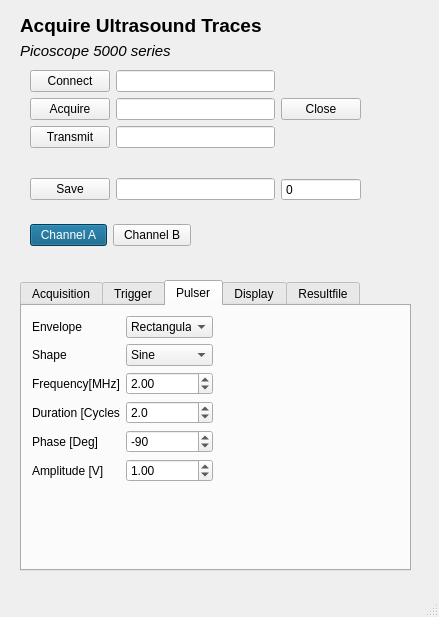
Above: acquire_ultrasound/python/src/aquire_ultrasound_gui.ui from Lars27/ultrasound-measurements before the change. Below: the same form after it.
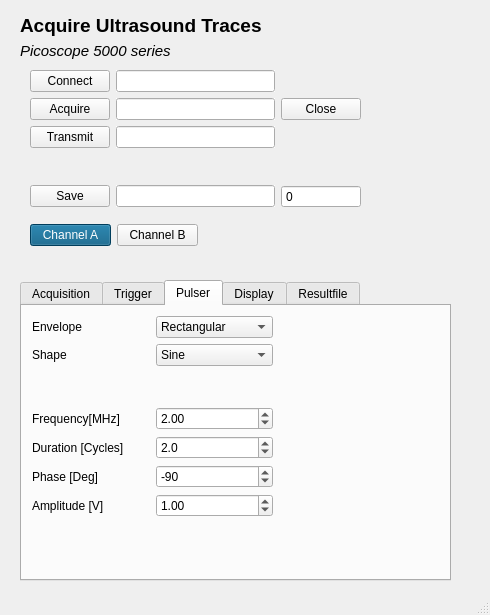
That is the form after the change. The open tabs and pages were chosen to show the change.

```diff
--- a/acquire_ultrasound/python/src/aquire_ultrasound_gui.ui
+++ b/acquire_ultrasound/python/src/aquire_ultrasound_gui.ui
@@ -9,8 +9,8 @@
    <rect>
     <x>0</x>
     <y>0</y>
-    <width>439</width>
-    <height>617</height>
+    <width>490</width>
+    <height>615</height>
    </rect>
   </property>
   <property name="sizePolicy">
@@ -78,8 +78,8 @@
      <rect>
       <x>20</x>
       <y>280</y>
-      <width>391</width>
-      <height>291</height>
+      <width>431</width>
+      <height>301</height>
      </rect>
     </property>
     <property name="styleSheet">
@@ -828,8 +828,8 @@
        <rect>
         <x>10</x>
         <y>10</y>
-        <width>181</width>
-        <height>171</height>
+        <width>241</width>
+        <height>201</height>
        </rect>
       </property>
       <layout class="QGridLayout" name="gridLayout">
@@ -1070,6 +1070,19 @@
          </property>
         </widget>
        </item>
+       <item row="3" column="0">
+        <spacer name="verticalSpacer_8">
+         <property name="orientation">
+          <enum>Qt::Vertical</enum>
+         </property>
+         <property name="sizeHint" stdset="0">
+          <size>
+           <width>20</width>
+           <height>40</height>
+          </size>
+         </property>
+        </spacer>
+       </item>
       </layout>
      </widget>
     </widget>
@@ -1668,7 +1681,7 @@
       <x>30</x>
       <y>70</y>
       <width>331</width>
-      <height>131</height>
+      <height>138</height>
      </rect>
     </property>
     <layout class="QGridLayout" name="gridLayout_3">
@@ -1885,7 +1898,7 @@
      <rect>
       <x>30</x>
       <y>210</y>
-      <width>161</width>
+      <width>168</width>
       <height>51</height>
      </rect>
     </property>
```
Left out of the diff: 106 changed lines with no effect on the pictures.
